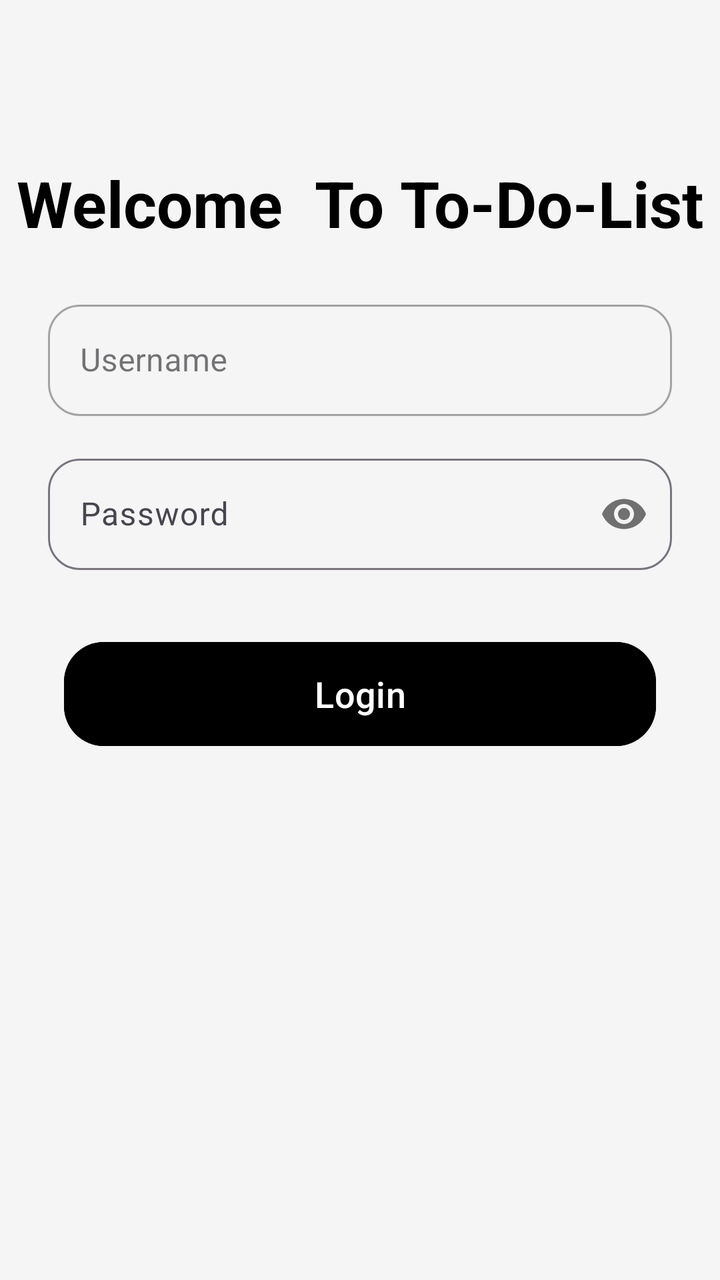
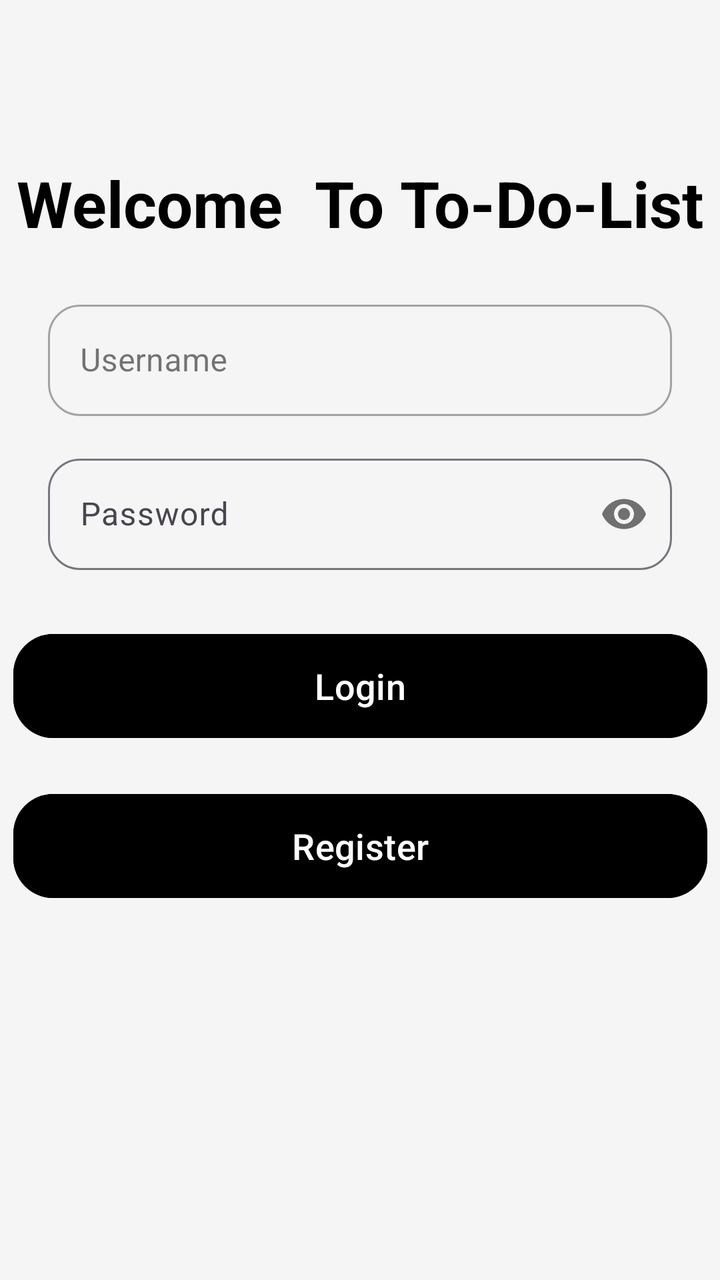

Two renders of the same Android screen: before a commit and after it. Below are the layout's source before the change and the commit's diff.
<!-- AndroidManifest.xml: application theme Theme.TO_DO_LIST -->
<!-- res/layout/activity_main.xml -->
<?xml version="1.0" encoding="utf-8"?>
<androidx.constraintlayout.widget.ConstraintLayout
    xmlns:android="http://schemas.android.com/apk/res/android"
    xmlns:app="http://schemas.android.com/apk/res-auto"
    xmlns:tools="http://schemas.android.com/tools"
    android:id="@+id/main"
    android:layout_width="match_parent"
    android:layout_height="match_parent"
    android:background="#F5F5F5"
    tools:context=".MainActivity">


    <TextView
        android:id="@+id/textView"
        android:layout_width="wrap_content"
        android:layout_height="wrap_content"
        android:text="Welcome  To To-Do-List"
        android:textSize="32sp"
        android:textStyle="bold"
        android:textColor="#000"
        app:layout_constraintTop_toTopOf="parent"
        app:layout_constraintStart_toStartOf="parent"
        app:layout_constraintEnd_toEndOf="parent"
        android:layout_marginTop="80dp"/>

    <com.google.android.material.textfield.TextInputLayout
        android:id="@+id/textInputLayout3"
        style="@style/Widget.MaterialComponents.TextInputLayout.OutlinedBox"
        android:layout_width="0dp"
        android:layout_height="wrap_content"
        android:hint="Username"
        app:boxCornerRadiusTopStart="16dp"
        app:boxCornerRadiusTopEnd="16dp"
        app:boxCornerRadiusBottomStart="16dp"
        app:boxCornerRadiusBottomEnd="16dp"
        app:layout_constraintTop_toBottomOf="@id/textView"
        app:layout_constraintStart_toStartOf="parent"
        app:layout_constraintEnd_toEndOf="parent"
        android:layout_margin="24dp">

        <com.google.android.material.textfield.TextInputEditText
            android:id="@+id/username"
            android:layout_width="match_parent"
            android:layout_height="wrap_content"
            android:inputType="text"/>
    </com.google.android.material.textfield.TextInputLayout>

    
    <com.google.android.material.textfield.TextInputLayout
        android:id="@+id/textInputLayout4"
        android:layout_width="0dp"
        android:layout_height="wrap_content"
        android:layout_marginHorizontal="24dp"
        android:layout_marginTop="16dp"
        android:hint="Password"
        app:boxCornerRadiusBottomEnd="16dp"
        app:boxCornerRadiusBottomStart="16dp"
        app:boxCornerRadiusTopEnd="16dp"
        app:boxCornerRadiusTopStart="16dp"
        app:layout_constraintEnd_toEndOf="parent"
        app:layout_constraintStart_toStartOf="parent"
        app:layout_constraintTop_toBottomOf="@id/textInputLayout3"
        app:passwordToggleEnabled="true">

        <com.google.android.material.textfield.TextInputEditText
            android:id="@+id/password"
            android:layout_width="match_parent"
            android:layout_height="wrap_content"
            android:inputType="textPassword" />
    </com.google.android.material.textfield.TextInputLayout>


    <Button
        android:id="@+id/loginbtn"
        android:layout_width="0dp"
        android:layout_height="60dp"
        android:layout_margin="32dp"
        android:backgroundTint="#000000"
        android:text="Login"
        android:textColor="#FFFFFF"
        android:textSize="18sp"
        app:cornerRadius="20dp"
        app:layout_constraintEnd_toEndOf="parent"
        app:layout_constraintStart_toStartOf="parent"
        app:layout_constraintTop_toBottomOf="@+id/textInputLayout4" />

</androidx.constraintlayout.widget.ConstraintLayout>
<!-- resources referenced by this layout -->
<resources>
  <style name="Theme.TO_DO_LIST" parent="Base.Theme.TO_DO_LIST" />
  <style name="Base.Theme.TO_DO_LIST" parent="Theme.Material3.DayNight.NoActionBar">
          
          
      </style>
</resources>

<!-- the commit's change to res/layout/activity_main.xml (unified diff, before → after) -->
@@ -9,6 +9,20 @@
     android:background="#F5F5F5"
     tools:context=".MainActivity">
 
+
+    <Button
+        android:id="@+id/registerbtn"
+        android:layout_width="347dp"
+        android:layout_height="60dp"
+        android:layout_marginTop="20dp"
+        android:backgroundTint="#000000"
+        android:text="Register"
+        android:textColor="#FFFFFF"
+        android:textSize="18sp"
+        app:cornerRadius="20dp"
+        app:layout_constraintEnd_toEndOf="parent"
+        app:layout_constraintStart_toStartOf="parent"
+        app:layout_constraintTop_toBottomOf="@+id/loginbtn" />
 
     <TextView
         android:id="@+id/textView"
@@ -72,9 +86,9 @@
 
     <Button
         android:id="@+id/loginbtn"
-        android:layout_width="0dp"
+        android:layout_width="347dp"
         android:layout_height="60dp"
-        android:layout_margin="32dp"
+        android:layout_marginTop="28dp"
         android:backgroundTint="#000000"
         android:text="Login"
         android:textColor="#FFFFFF"
